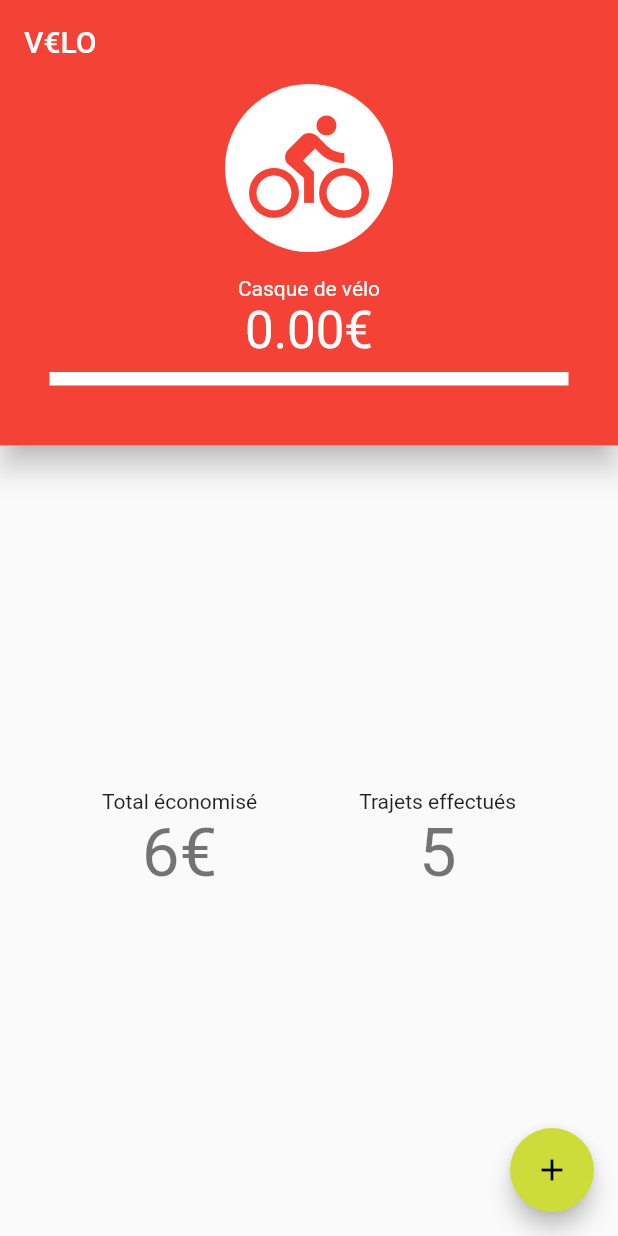
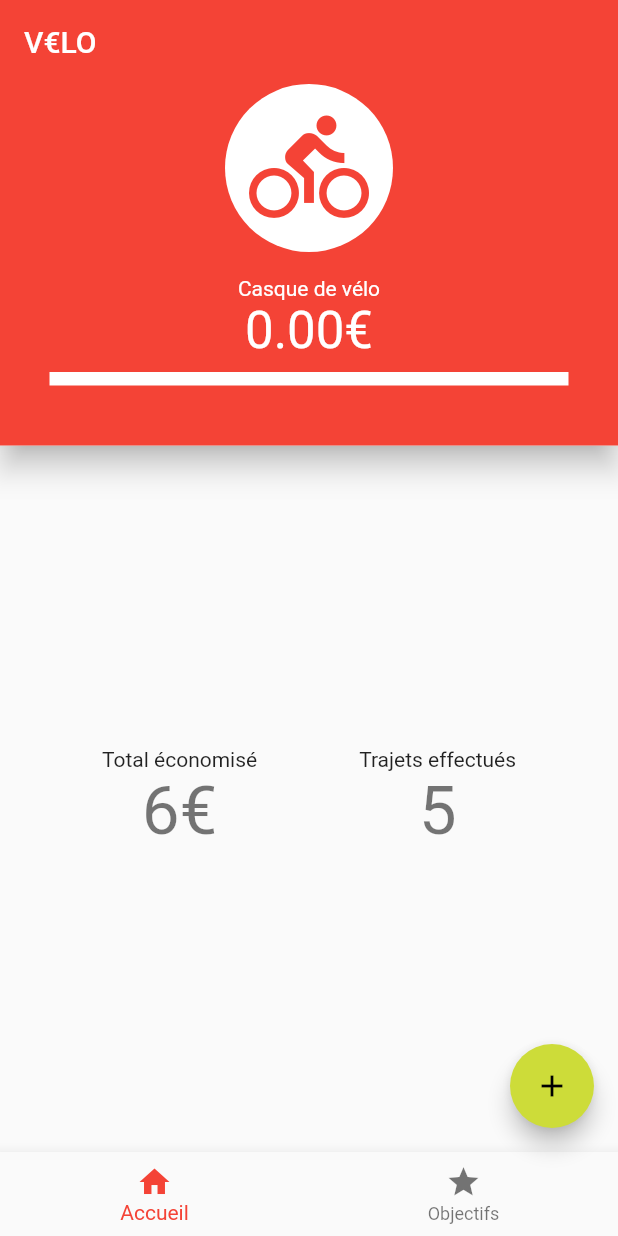
Before and after one commit to Neamar/v-lo, a Flutter app: the screen it shows after launch, on a phone screen of 412 x 824 dp. Run offline on Flutter 3.47's test engine with Material 2 defaults, Android fonts, the phone set to English and light mode, and no system bars; drawn by our look-alikes of percent_indicator.

Commit message:
Added scaffolder widget

```diff
--- a/lib/home.dart
+++ b/lib/home.dart
@@ -58,12 +58,7 @@ class _HomePageState extends State<HomePage> {
 
   @override
   Widget build(BuildContext context) {
-    return Scaffold(
-      appBar: AppBar(
-        title: Text(widget.title),
-        elevation: 0.0,
-      ),
-      body: Center(
+    return Center(
       child: Column(
         children: <Widget>[
           Material(
@@ -98,11 +93,14 @@ class _HomePageState extends State<HomePage> {
                   ),
                   Text(
                     _getMoneySavedInEuros().toString() + "€",
-                      style: Theme.of(context).textTheme.display1.apply(color: Colors.white),
+                    style: Theme.of(context)
+                        .textTheme
+                        .display1
+                        .apply(color: Colors.white),
                   ),
                   Padding(
-                      padding: const EdgeInsets.symmetric(
-                          horizontal: 23, vertical: 8),
+                    padding:
+                        const EdgeInsets.symmetric(horizontal: 23, vertical: 8),
                     child: LinearPercentIndicator(
                       lineHeight: 9.0,
                       percent: _moneySaved / _currentObjective.price,
@@ -132,12 +130,6 @@ class _HomePageState extends State<HomePage> {
           )
         ],
       ),
-      ),
-      floatingActionButton: FloatingActionButton(
-        onPressed: () => _addMoney(190),
-        tooltip: 'Increment',
-        child: Icon(Icons.add),
-      ),
     );
   }
 }
--- a/lib/main.dart
+++ b/lib/main.dart
@@ -19,11 +19,64 @@ class VeloApp extends StatelessWidget {
         // or simply save your changes to "hot reload" in a Flutter IDE).
         // Notice that the counter didn't reset back to zero; the application
         // is not restarted.
-        primarySwatch: Colors.red,
-        accentColor: Colors.lime
+          primarySwatch: Colors.red,
+          accentColor: Colors.lime
       ),
-      home: HomePage(title: 'V€LO'),
+      home: Scaffolder(),
 
     );
   }
 }
+
+class Scaffolder extends StatefulWidget {
+  @override
+  _ScaffolderState createState() => _ScaffolderState();
+}
+
+class _ScaffolderState extends State<Scaffolder> {
+  int _currentTab = 0;
+
+  void onTabTapped(int index) {
+    setState(() {
+      _currentTab = index;
+    });
+  }
+
+  @override
+  Widget build(BuildContext context) {
+    Widget mainWidget;
+    if (_currentTab == 0) {
+      mainWidget = HomePage();
+    }
+    else if (_currentTab == 1) {
+      mainWidget = Container(color: Colors.purpleAccent);
+    }
+
+    return Scaffold(
+      appBar: AppBar(
+        title: Text("V€LO"),
+        elevation: 0.0,
+      ),
+      body: mainWidget,
+      floatingActionButton: FloatingActionButton(
+        onPressed: () => {},
+        tooltip: 'Increment',
+        child: Icon(Icons.add),
+      ),
+      bottomNavigationBar: BottomNavigationBar(
+        onTap: onTabTapped,
+        currentIndex: _currentTab,
+        items: [
+          new BottomNavigationBarItem(
+            icon: Icon(Icons.home),
+            title: Text('Accueil'),
+          ),
+          new BottomNavigationBarItem(
+            icon: Icon(Icons.star),
+            title: Text('Objectifs'),
+          ),
+        ],
+      ),
+    );
+  }
+}
```
Lines whose indentation alone changed are shown as unchanged.
